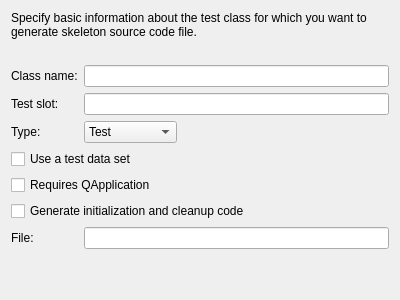
Above: src/plugins/qt4projectmanager/wizards/testwizardpage.ui from qt-creator/qt-creator before the change. Below: the same form after it.
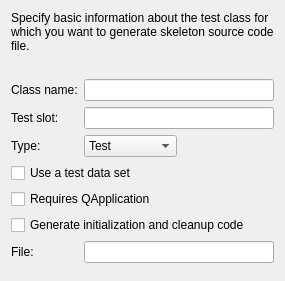
That is the form after the change. Custom widgets are drawn as their Qt base class.

Commit message:
Wizards: Correct tab stops of Test Wizard Page.
Task-number: QTCREATORBUG-2776

The edit to the form file:
```diff
--- a/src/plugins/qt4projectmanager/wizards/testwizardpage.ui
+++ b/src/plugins/qt4projectmanager/wizards/testwizardpage.ui
@@ -2,14 +2,6 @@
 <ui version="4.0">
  <class>Qt4ProjectManager::Internal::TestWizardPage</class>
  <widget class="QWizardPage" name="Qt4ProjectManager::Internal::TestWizardPage">
-  <property name="geometry">
-   <rect>
-    <x>0</x>
-    <y>0</y>
-    <width>400</width>
-    <height>300</height>
-   </rect>
-  </property>
   <property name="windowTitle">
    <string>WizardPage</string>
   </property>
@@ -128,12 +120,6 @@
      <property name="orientation">
       <enum>Qt::Vertical</enum>
      </property>
-     <property name="sizeHint" stdset="0">
-      <size>
-       <width>20</width>
-       <height>194</height>
-      </size>
-     </property>
     </spacer>
    </item>
   </layout>
```
Left out of the diff: 64 changed lines with no effect on the pictures.
